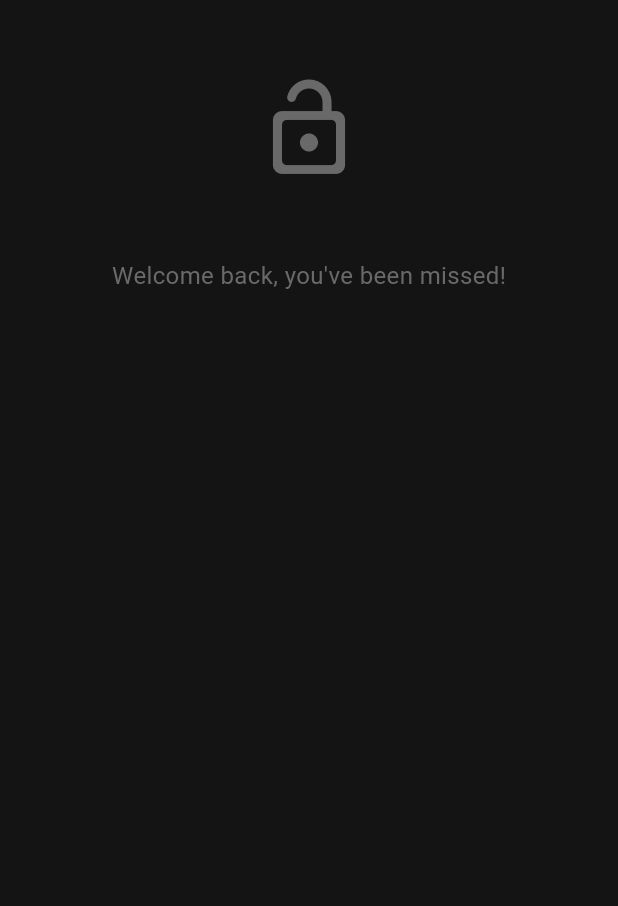
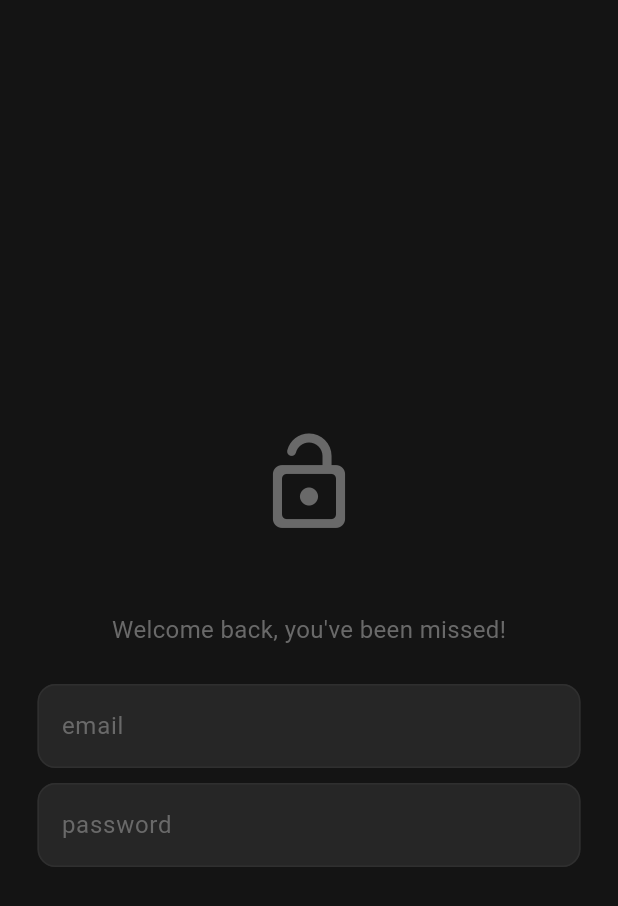
Before and after one commit to AlexSouzaDev/social-network-flutter, a Flutter app: the screen it shows after launch, on a phone screen of 412 x 824 dp. Shown: the top 906 px of the screen. Run offline on Flutter 3.47's test engine with Material 3 defaults, Android fonts, the phone set to English and light mode, and no system bars.

Commit message:
login and password

```diff
--- a/lib/components/my_text_field.dart
+++ b/lib/components/my_text_field.dart
@@ -23,9 +23,21 @@ class MyTextField extends StatelessWidget {
       controller: controller,
       obscureText: obscureText,
       decoration: InputDecoration(
+        //when unselected
         enabledBorder: OutlineInputBorder(
+          borderSide: BorderSide(color: Theme.of(context).colorScheme.tertiary),
+          borderRadius: BorderRadius.circular(12),
+        ),
+
+        //when selected
+        focusedBorder: OutlineInputBorder(
           borderSide: BorderSide(color: Theme.of(context).colorScheme.primary),
+          borderRadius: BorderRadius.circular(12),
         ),
+        fillColor: Theme.of(context).colorScheme.secondary,
+        filled: true,
+        hintText: hintText,
+        hintStyle: TextStyle(color: Theme.of(context).colorScheme.primary),
       ),
     );
   }
--- a/lib/pages/login_page.dart
+++ b/lib/pages/login_page.dart
@@ -1,4 +1,5 @@
 import 'package:flutter/material.dart';
+import 'package:socialnetworkflutter/components/my_text_field.dart';
 
 // login page
 // an existing user can login using email and password
@@ -12,6 +13,12 @@ class LoginPage extends StatefulWidget {
 }
 
 class _LoginPageState extends State<LoginPage> {
+
+//controller
+  final TextEditingController emailController = TextEditingController();
+  final TextEditingController passwordController = TextEditingController();
+
+
   //ui elements
   @override
   Widget build(BuildContext context) {
@@ -21,8 +28,11 @@ class _LoginPageState extends State<LoginPage> {
 
       //body
       body: SafeArea(
+        child: Padding(
+          padding: const EdgeInsets.symmetric(horizontal: 25.0),
           child: Center(
             child: Column(
+              mainAxisAlignment: MainAxisAlignment.center,
               children: [
                 const SizedBox(height: 50),
 
@@ -44,8 +54,20 @@ class _LoginPageState extends State<LoginPage> {
                 ),
                 const SizedBox(height: 25),
                 //email
+                MyTextField(
+                  controller: emailController,
+                  hintText: "email",
+                  obscureText: false,
+                  ),
+                const SizedBox(height: 10),
 
                 //password
+                MyTextField(
+                  controller: passwordController,
+                  hintText: "password",
+                  obscureText: true,
+                  ),
+                const SizedBox(height: 10),
 
                 //forgot password
 
@@ -56,6 +78,7 @@ class _LoginPageState extends State<LoginPage> {
             ),
           ),
         ),
+      ),
     );
   }
 }
```
Lines whose indentation alone changed are shown as unchanged.
